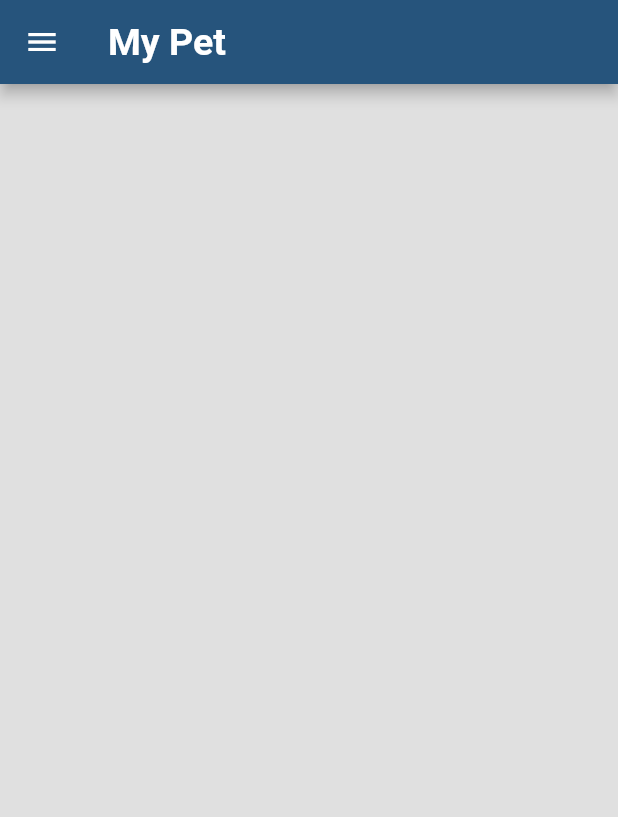
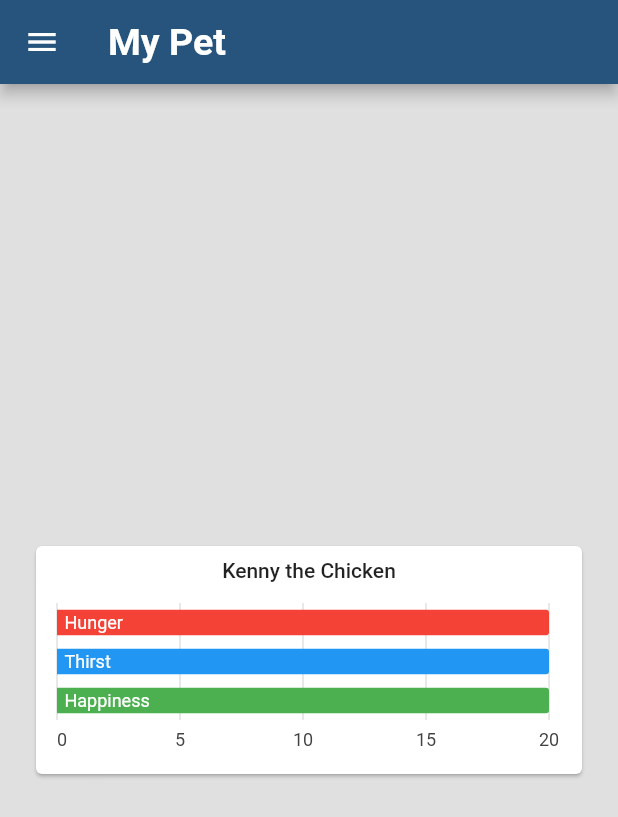
Before and after one commit to Hannah-Ashna/Task-Keeper, a Flutter app: the Pet screen opened directly, on a phone screen of 412 x 824 dp. Shown: the top 817 px of the screen. Run offline on Flutter 3.47's test engine with Material 2 defaults, Android fonts, the phone set to English and light mode, and no system bars; our stand-ins replace charts_flutter, sqflite; accounts and stored records are empty; Roboto replaces fonts that are missing (Aleo).

Commit message:
Bar Chart Temp

```diff
--- a/task_keeper/lib/Pet.dart
+++ b/task_keeper/lib/Pet.dart
@@ -1,8 +1,32 @@
 import 'package:flutter/material.dart';
+import 'package:task_keeper/PetChart.dart';
 import 'Tasks.dart';
 import 'PetStore.dart';
+import 'package:charts_flutter/flutter.dart' as charts;
+import 'package:task_keeper/PetDataModel.dart';
+import 'package:flutter/material.dart';
 
 class Pet extends StatelessWidget {
+  final List<PetDataModel> data = [
+    PetDataModel(
+      title: "Hunger",
+      value: 20,
+      barColor: charts.ColorUtil.fromDartColor(Colors.red),
+    ),
+    PetDataModel(
+      title: "Thirst",
+      value: 20,
+      barColor: charts.ColorUtil.fromDartColor(Colors.blue),
+    ),
+    PetDataModel(
+      title: "Happiness",
+      value: 20,
+      barColor: charts.ColorUtil.fromDartColor(Colors.green),
+    ),
+  ];
+
+
+
   @override
   Widget build(BuildContext context) {
     return Scaffold(
@@ -88,6 +112,10 @@ class Pet extends StatelessWidget {
           ],
         ),
       ),
+
+      body: Center(
+        child: PetChart(data: data),
+      ),
     );
   }
 }
--- /dev/null
+++ b/task_keeper/lib/PetChart.dart
@@ -0,0 +1,51 @@
+import 'package:charts_flutter/flutter.dart' as charts;
+import 'package:task_keeper/PetDataModel.dart';
+import 'package:flutter/material.dart';
+
+class PetChart extends StatelessWidget {
+  final List<PetDataModel> data;
+
+  PetChart({@required this.data});
+
+  @override
+  Widget build(BuildContext context) {
+    List<charts.Series<PetDataModel, String>> series = [
+      charts.Series(
+          id: "Subscribers",
+          data: data,
+          domainFn: (PetDataModel series, _) => series.title,
+          measureFn: (PetDataModel series, _) => series.value,
+          colorFn: (PetDataModel series, _) => series.barColor,
+      ),
+    ];
+
+    return Container(
+      height: 200,
+      padding: EdgeInsets.all(20),
+      child: Card(
+        child: Padding(
+          padding: const EdgeInsets.all(8.0),
+          child: Column(
+            children: <Widget>[
+              Text(
+                "Kenny the Chicken",
+                style: Theme.of(context).textTheme.body2,
+              ),
+              Expanded(
+                child: charts.BarChart(
+                  series,
+                  animate: true,
+                  vertical: false,
+                  barRendererDecorator: new charts.BarLabelDecorator<String>(),
+                  domainAxis: new charts.OrdinalAxisSpec(
+                      renderSpec: new charts.NoneRenderSpec()
+                  ),
+                ),
+              )
+            ],
+          ),
+        ),
+      ),
+    );
+  }
+}
--- /dev/null
+++ b/task_keeper/lib/PetDataModel.dart
@@ -0,0 +1,15 @@
+import 'package:charts_flutter/flutter.dart' as charts;
+import 'package:flutter/foundation.dart';
+import 'package:flutter/material.dart';
+
+class PetDataModel {
+  final String title;
+  final int value;
+  final charts.Color barColor;
+  final charts.Color bgColor = charts.ColorUtil.fromDartColor(Colors.red);
+
+  PetDataModel(
+      {@required this.title,
+        @required this.value,
+        @required this.barColor});
+}
--- a/task_keeper/lib/Tasks.dart
+++ b/task_keeper/lib/Tasks.dart
@@ -10,6 +10,7 @@ class Tasks extends StatefulWidget {
   @override
   _TasksState createState() => _TasksState();
 }
+
 class _TasksState extends State <Tasks> {
   @override
   Widget build(BuildContext context) {
--- a/task_keeper/pubspec.yaml
+++ b/task_keeper/pubspec.yaml
@@ -9,6 +9,7 @@ dependencies:
   flutter:
     sdk: flutter
   cupertino_icons: ^1.0.0
+  charts_flutter: ^0.8.1
 
   sqflite:
   path:
```
Also changed, not shown: task_keeper/Images/Pet.png (added), task_keeper/pubspec.lock.
